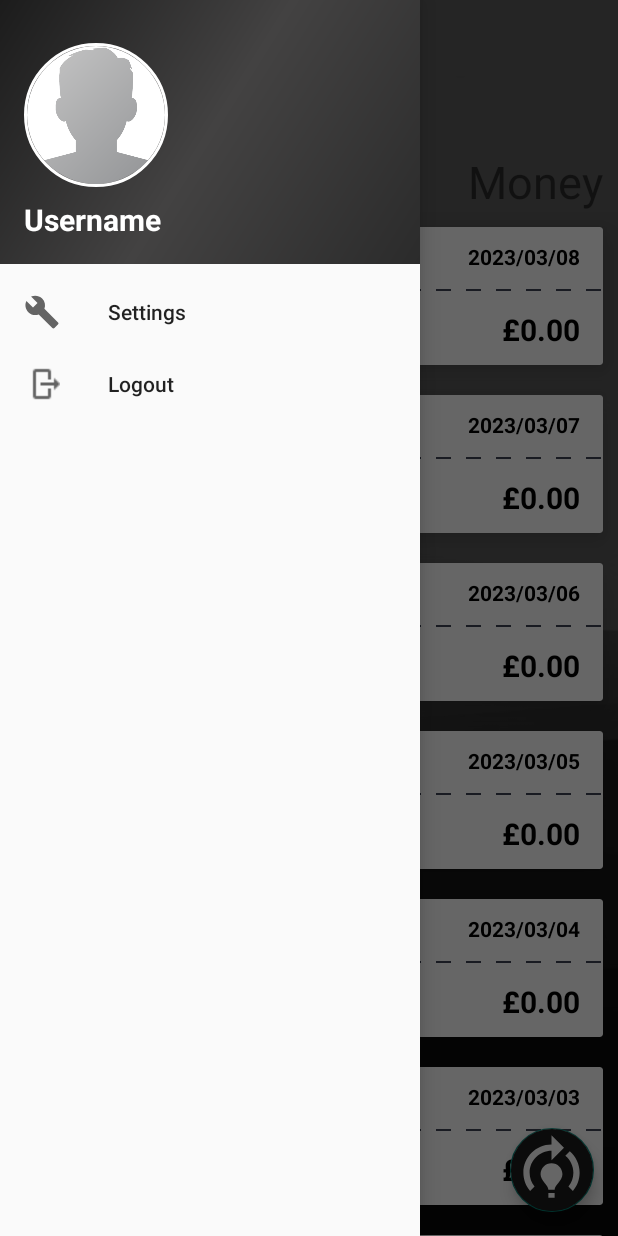
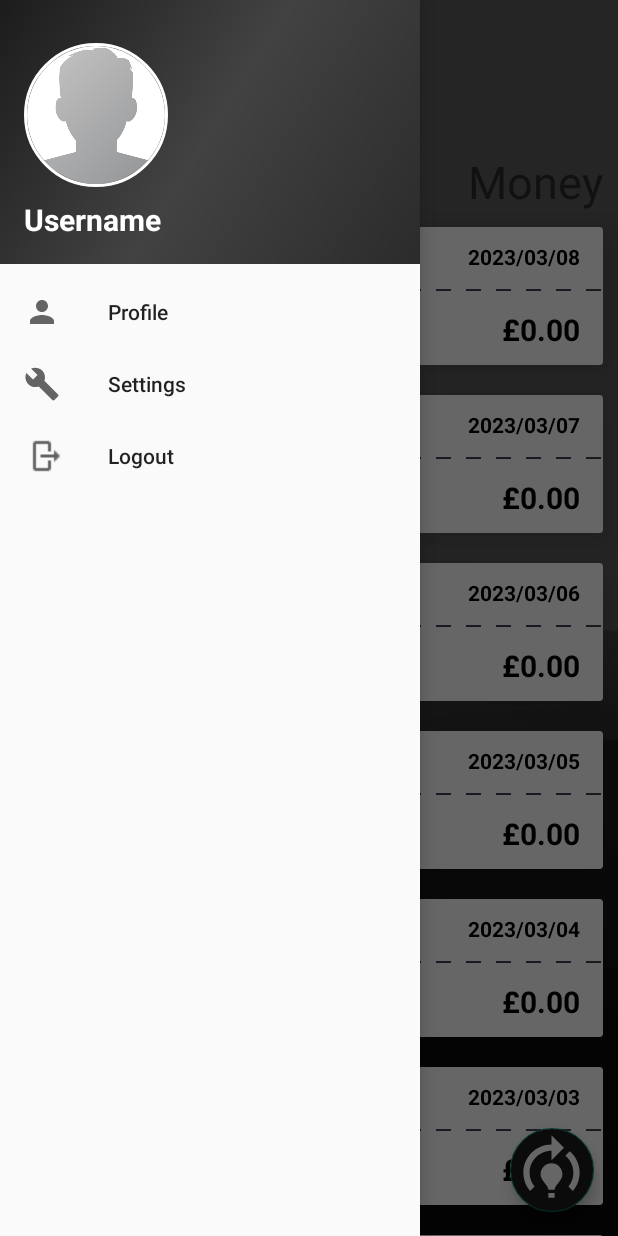
Before and after one commit to Sharkywrecks/MyTracker, an Android app: the HomeActivity screen opened directly, with no data from a screen before it, with the side drawer open, on a phone screen of 412 x 824 dp. Run offline under Robolectric (Android 15) with nearby library versions, the light colour scheme and no system bars; our stand-ins replace CircleImageView, Firebase (no records; nobody signed in at launch, a user with empty details on screens opened directly); libraries missing offline, so code that uses them is left out: io.paperdb; 7 statements that could not run were skipped.

Commit message:
Fixed HomeActivity navigation view not working

```diff
--- a/app/src/main/java/com/TrackManInc/mytracker/HomeActivity.java
+++ b/app/src/main/java/com/TrackManInc/mytracker/HomeActivity.java
@@ -6,6 +6,7 @@ import android.os.Bundle;
 import android.view.MenuItem;
 import android.view.View;
 import android.view.Menu;
+import android.widget.AdapterView;
 import android.widget.Button;
 import android.widget.Toast;
 
@@ -45,7 +46,6 @@ public class HomeActivity extends AppCompatActivity {
     private RecyclerView recyclerView;
     private RecyclerView.LayoutManager layoutManager;
     private ArrayList<FoodVsMoney> foodVsMoneyArrayList = new ArrayList<>();
-    private  NavigationView navigationView;
     @Override
     protected void onCreate(Bundle savedInstanceState) {
         super.onCreate(savedInstanceState);
@@ -72,16 +72,25 @@ public class HomeActivity extends AppCompatActivity {
         DrawerLayout drawer = findViewById(R.id.drawer_layout);
         ActionBarDrawerToggle toggle = new ActionBarDrawerToggle(this,drawer,toolbar,R.string.navigation_drawer_open,R.string.navigation_drawer_close);
         toggle.syncState();
-        navigationView = drawer.findViewById(R.id.nav_view);
+        NavigationView navigationView = findViewById(R.id.nav_view);
         navigationView.setNavigationItemSelectedListener(new NavigationView.OnNavigationItemSelectedListener() {
             @Override
             public boolean onNavigationItemSelected(@NonNull MenuItem item) {
-                Toast.makeText(HomeActivity.this,"Works",Toast.LENGTH_SHORT).show();
-                return false;
+                int id = item.getItemId();
+                if(id==R.id.nav_settings){
+                    return true;
+                }else if(id==R.id.nav_logout){
+                    Paper.book().destroy();
+                    Intent intent = new Intent(getApplicationContext(),MainActivity.class);
+                    intent.setFlags(Intent.FLAG_ACTIVITY_NEW_TASK | Intent.FLAG_ACTIVITY_CLEAR_TASK);
+                    startActivity(intent);
+                    finish();
+                }
+                DrawerLayout drawer = findViewById(R.id.drawer_layout);
+                drawer.closeDrawer(GravityCompat.START);
+                return true;
             }
         });
-        //TODO:Fix menu item click
-
     }
 
     @Override
@@ -91,30 +100,12 @@ public class HomeActivity extends AppCompatActivity {
     }
 
 
-    @Override
-    public boolean onOptionsItemSelected(@NonNull MenuItem item) {
-        int id = item.getItemId();
-        System.out.println("Reached");
-        if(id==R.id.nav_settings){
-            return true;
-        }else if(id==R.id.nav_logout){
-            Paper.book().destroy();
-            Intent intent = new Intent(getApplicationContext(),MainActivity.class);
-            intent.setFlags(Intent.FLAG_ACTIVITY_NEW_TASK | Intent.FLAG_ACTIVITY_CLEAR_TASK);
-            startActivity(intent);
-            finish();
-        }
-        DrawerLayout drawer = findViewById(R.id.drawer_layout);
-        drawer.closeDrawer(GravityCompat.START);
-
-        return super.onOptionsItemSelected(item);
-    }
-
     private void retrieveData() {
         Calendar cal = Calendar.getInstance();
         SimpleDateFormat df = new SimpleDateFormat("yyyy/MM/dd");
         String formattedDate;
         ArrayList<String> dayFoods;
+        foodVsMoneyArrayList.clear();
         for(int count = 0;count<31;count++){
             formattedDate = df.format(cal.getTime());
             dayFoods = retrieveDaysFoods(formattedDate);
@@ -195,4 +186,5 @@ public class HomeActivity extends AppCompatActivity {
         index=0;
         retrieveData();
     }
+
 }
--- /dev/null
+++ b/app/src/main/res/drawable/ic_person.xml
@@ -0,0 +1,5 @@
+<vector android:height="24dp" android:tint="#000000"
+    android:viewportHeight="24" android:viewportWidth="24"
+    android:width="24dp" xmlns:android="http://schemas.android.com/apk/res/android">
+    <path android:fillColor="@android:color/white" android:pathData="M12,12c2.21,0 4,-1.79 4,-4s-1.79,-4 -4,-4 -4,1.79 -4,4 1.79,4 4,4zM12,14c-2.67,0 -8,1.34 -8,4v2h16v-2c0,-2.66 -5.33,-4 -8,-4z"/>
+</vector>
--- a/app/src/main/res/layout/activity_home.xml
+++ b/app/src/main/res/layout/activity_home.xml
@@ -7,14 +7,7 @@
     android:layout_height="match_parent"
     android:fitsSystemWindows="true"
     tools:openDrawer="start">
-    <com.google.android.material.navigation.NavigationView
-        android:id="@+id/nav_view"
-        android:layout_width="wrap_content"
-        android:layout_height="match_parent"
-        android:layout_gravity="start"
-        android:fitsSystemWindows="true"
-        app:headerLayout="@layout/nav_header_home"
-        app:menu="@menu/activity_main_drawer" />
+
     <ImageView
         android:layout_width="match_parent"
         android:layout_height="match_parent"
@@ -90,4 +83,13 @@
             android:layout_alignParentBottom="true"
             android:layout_alignParentEnd="true"/>
     </RelativeLayout>
+    <!--Must be last-->
+    <com.google.android.material.navigation.NavigationView
+        android:id="@+id/nav_view"
+        android:layout_width="wrap_content"
+        android:layout_height="match_parent"
+        android:layout_gravity="start"
+        android:fitsSystemWindows="true"
+        app:headerLayout="@layout/nav_header_home"
+        app:menu="@menu/activity_main_drawer"/>
 </androidx.drawerlayout.widget.DrawerLayout>
--- a/app/src/main/res/menu/activity_main_drawer.xml
+++ b/app/src/main/res/menu/activity_main_drawer.xml
@@ -1,18 +1,27 @@
 <?xml version="1.0" encoding="utf-8"?>
 <menu xmlns:android="http://schemas.android.com/apk/res/android"
     xmlns:tools="http://schemas.android.com/tools"
-    tools:showIn="navigation_view">
+    tools:showIn="navigation_view"
+    tools:context=".HomeActivity">
 
     <group android:checkableBehavior="single">
+        <item
+            android:id="@+id/nav_profile"
+            android:icon="@drawable/ic_person"
+            android:title="Profile"
+            android:iconTint="@color/white"
+            />
         <item
             android:id="@+id/nav_settings"
             android:icon="@drawable/ic_menu_manage"
             android:title="Settings"
-            android:iconTint="@color/white"/>
+            android:iconTint="@color/white"
+            />
         <item
             android:id="@+id/nav_logout"
             android:icon="@drawable/logout"
             android:title="Logout"
-            android:iconTint="@color/white"/>
+            android:iconTint="@color/white"
+            />
     </group>
 </menu>
```
